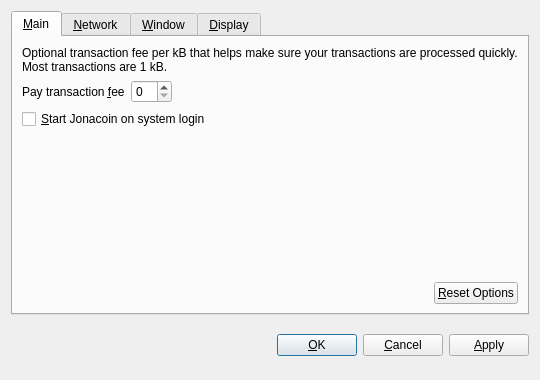
dabura667/JONAcoin, file src/qt/forms/optionsdialog.ui: the form before one commit.
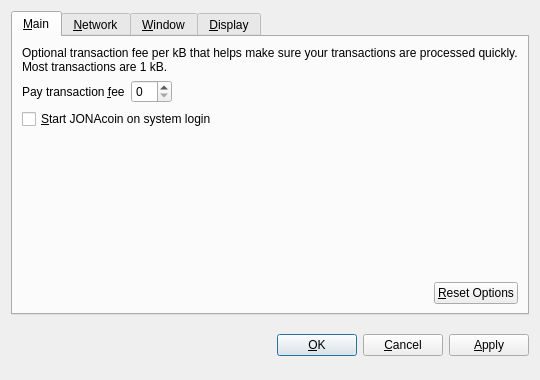
The form after the commit. Custom widgets are drawn as their Qt base class.

Commit message:
JONAcoin respell
oi

What changed in the file:
```diff
--- a/src/qt/forms/optionsdialog.ui
+++ b/src/qt/forms/optionsdialog.ui
@@ -82,7 +82,7 @@
           <string>Automatically start Jonacoin after logging in to the system.</string>
          </property>
          <property name="text">
-          <string>&amp;Start Jonacoin on system login</string>
+          <string>&amp;Start JONAcoin on system login</string>
          </property>
         </widget>
        </item>
```
Left out of the diff: 10 changed lines with no effect on the pictures. The commit also changes 70 other files.
